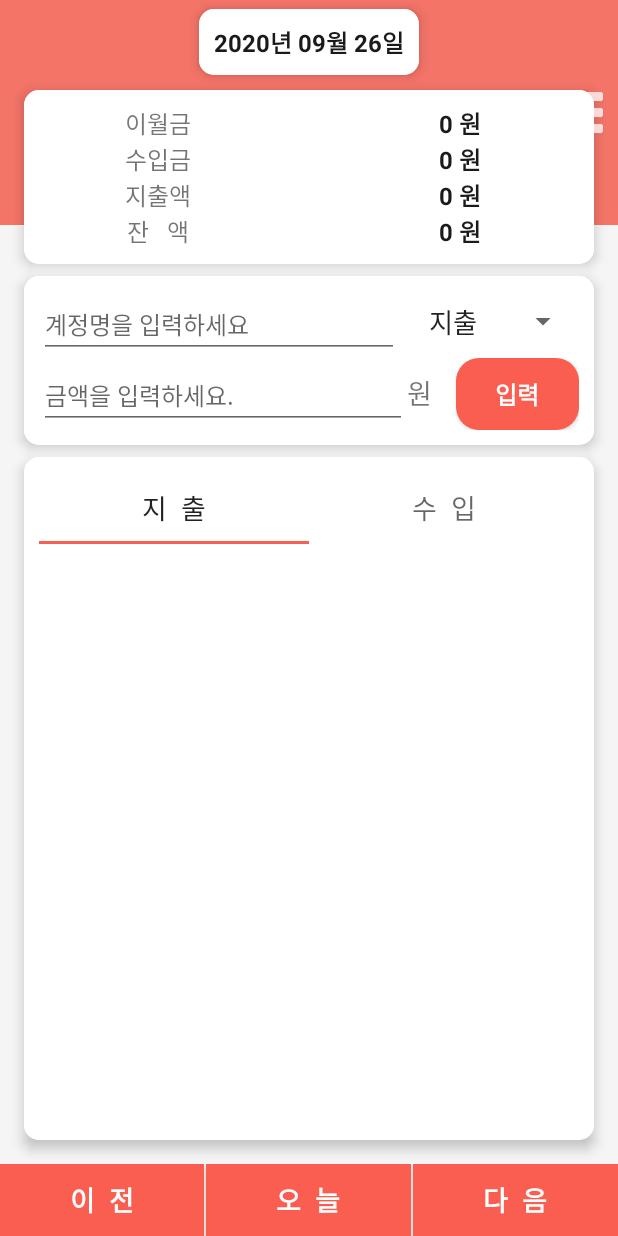
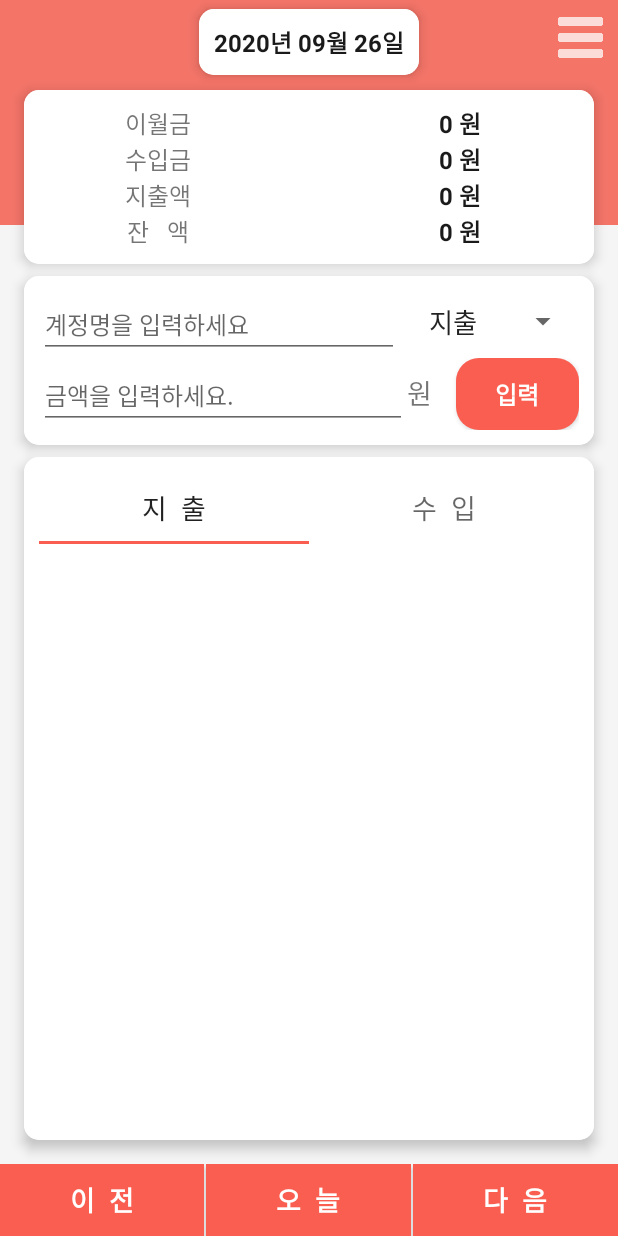
Before and after one commit to choisungyoung/TangA-Account-Book, an Android app: the screen it shows after launch (AccountBookActivity), on a phone screen of 412 x 824 dp. Run offline under Robolectric (Android 15) with nearby library versions, the phone set to English and light mode, and no system bars; our stand-ins replace AdMob.

Commit message:
[adview 스타일 수정]

```diff
--- a/app/src/main/AndroidManifest.xml
+++ b/app/src/main/AndroidManifest.xml
@@ -3,7 +3,6 @@
         xmlns:tools="http://schemas.android.com/tools"
         package="com.tanga.sungyoung.testproject1">
 
-    <uses-permission android:name="android.permission.INTERNET" />
     <uses-permission android:name="android.permission.INTERNET" />
     <uses-permission android:name="android.permission.WRITE_EXTERNAL_STORAGE" />
     <uses-permission android:name="android.permission.READ_EXTERNAL_STORAGE" />
--- a/app/src/main/res/layout/activity_account_book.xml
+++ b/app/src/main/res/layout/activity_account_book.xml
@@ -100,7 +100,7 @@
             android:id="@+id/slidImageView"
             android:layout_width="30dp"
             android:layout_height="30dp"
-            android:layout_marginTop="60dp"
+            android:layout_marginTop="10dp"
             android:layout_marginRight="10dp"
             app:layout_constraintRight_toRightOf="parent"
             app:layout_constraintTop_toTopOf="parent"
```
Also changed, not shown: app/src/main/res/layout/fragment_diary.xml (line endings or trailing spaces).
